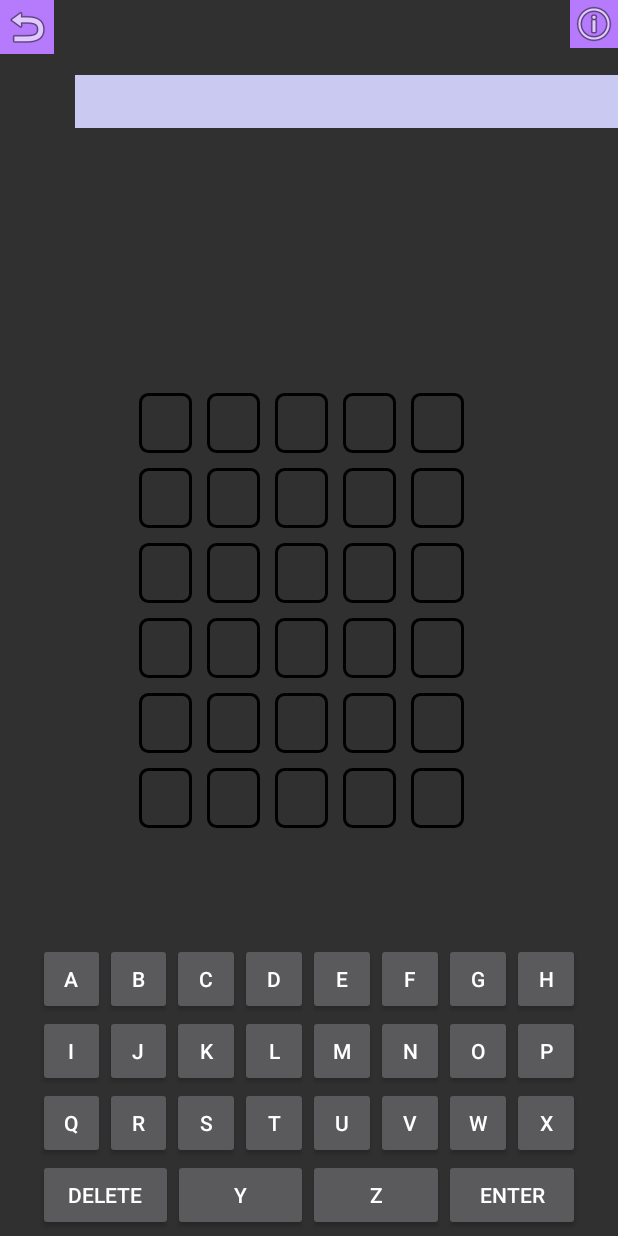
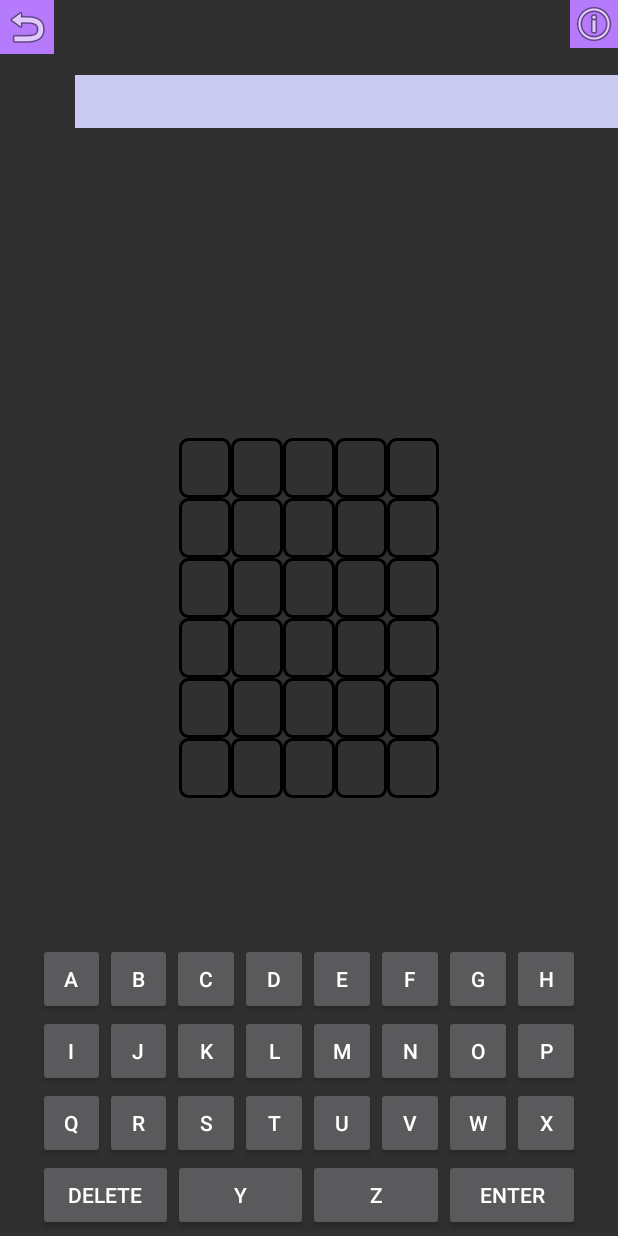
Before and after one commit to Anupama1912/CS2340-gameSuite, an Android app: the WordleActivity screen opened directly, with no data from a screen before it, on a phone screen of 412 x 824 dp. Run offline under Robolectric (Android 15) with nearby library versions, the phone set to English and light mode, and no system bars.

Commit message:
changed the method to create the wordle grid

```diff
--- a/GameSuite2/app/src/main/java/com/example/gamesuite/WordleActivity.java
+++ b/GameSuite2/app/src/main/java/com/example/gamesuite/WordleActivity.java
@@ -6,6 +6,7 @@ import androidx.appcompat.app.AppCompatActivity;
 
 import android.app.Dialog;
 import android.content.Intent;
+import android.content.res.Resources;
 import android.os.Bundle;
 import android.util.Log;
 import android.view.Window;
@@ -13,10 +14,13 @@ import android.view.inputmethod.EditorInfo;
 import android.view.inputmethod.InputConnection;
 import android.widget.EditText;
 import android.widget.FrameLayout;
+import android.widget.GridLayout;
 import android.widget.ImageButton;
+import android.widget.TextView;
 import android.widget.Toast;
 
 public class WordleActivity extends AppCompatActivity {
+    public static TextView[][] wordleBoxArray = new TextView[6][5];
 
     @Override
     protected void onCreate(Bundle savedInstanceState) {
@@ -31,7 +35,7 @@ public class WordleActivity extends AppCompatActivity {
         InputConnection ic = editText.onCreateInputConnection(new EditorInfo());
         keyboard.setInputConnection(ic);
 
-
+        initialiazeArray();
         ImageButton btn = findViewById(R.id.BackGame);
         btn.setOnClickListener(v -> {
             Log.i("My app", "This is for testing purposes that Back Button Works!");
@@ -49,6 +53,21 @@ public class WordleActivity extends AppCompatActivity {
         });
     }
 
+     void initialiazeArray() {
+        GridLayout board = findViewById(R.id.wordleBoard);
+        for (int row = 0; row < 6; row++) {
+            for (int column = 0; column < 5; column++){
+                TextView box = new TextView(this);
+                box.setId(row * 10 + column);
+                box.setBackgroundResource(R.drawable.wordleboxes);
+                box.setHeight(( int) (40 * Resources.getSystem().getDisplayMetrics().density));
+                box.setWidth(( int) (35 * Resources.getSystem().getDisplayMetrics().density));
+                board.addView(box);
+                wordleBoxArray[row][column] = box;
+            }
+        }
+    }
+
     void showInstructions() {
         Dialog instrWordle = new Dialog(WordleActivity.this);
         //Have already added custom title in layout. So disable the default title
--- a/GameSuite2/app/src/main/res/layout/activity_wordle.xml
+++ b/GameSuite2/app/src/main/res/layout/activity_wordle.xml
@@ -28,11 +28,15 @@
         android:orientation="vertical"
         android:padding="5dp" />
 
-    <include
+    <GridLayout
+        android:layout_width="wrap_content"
         android:layout_height="wrap_content"
-        android:layout_width="wrap_content"
         android:layout_gravity="center"
-        layout="@layout/wordleboard" />
+        android:columnCount="5"
+        android:rowCount="6"
+        android:id="@+id/wordleBoard">
+
+    </GridLayout>
 
     <com.example.gamesuite.KeyboardClass
         android:id="@+id/keyboard"
--- a/GameSuite2/app/src/main/res/layout/wordleboard.xml
+++ /dev/null
@@ -1,261 +0,0 @@
-<?xml version="1.0" encoding="utf-8"?>
-<merge xmlns:android="http://schemas.android.com/apk/res/android"
-    android:layout_width="match_parent"
-    android:layout_height="match_parent">
-
-    <GridLayout
-        android:layout_width="wrap_content"
-        android:layout_height="wrap_content"
-        android:layout_gravity="center"
-        android:columnCount="5"
-        android:rowCount="6"
-        android:id="@+id/wordleBoard">
-
-        <TextView
-            android:id="@+id/textView00"
-            android:layout_width="35dp"
-            android:layout_height="40dp"
-            android:layout_marginEnd="10dp"
-            android:layout_marginBottom="10dp"
-            android:background="@drawable/wordleboxes"/>
-
-        <TextView
-            android:id="@+id/textView01"
-            android:layout_width="35dp"
-            android:layout_height="40dp"
-            android:layout_marginEnd="10dp"
-            android:layout_marginBottom="10dp"
-            android:background="@drawable/wordleboxes" />
-
-
-        <TextView
-            android:id="@+id/textView02"
-            android:layout_width="35dp"
-            android:layout_height="40dp"
-            android:layout_marginEnd="10dp"
-            android:layout_marginBottom="10dp"
-            android:background="@drawable/wordleboxes"/>
-
-        <TextView
-            android:id="@+id/textView03"
-            android:layout_width="35dp"
-            android:layout_height="40dp"
-            android:layout_marginEnd="10dp"
-            android:layout_marginBottom="10dp"
-            android:background="@drawable/wordleboxes"/>
-
-        <TextView
-            android:id="@+id/textView04"
-            android:layout_width="35dp"
-            android:layout_height="40dp"
-            android:layout_marginEnd="10dp"
-            android:layout_marginBottom="10dp"
-            android:background="@drawable/wordleboxes"/>
-
-        <TextView
-            android:id="@+id/textView10"
-            android:layout_width="35dp"
-            android:layout_height="40dp"
-            android:layout_marginEnd="10dp"
-            android:layout_marginBottom="10dp"
-            android:background="@drawable/wordleboxes"/>
-
-        <TextView
-            android:id="@+id/textView11"
-            android:layout_width="35dp"
-            android:layout_height="40dp"
-            android:layout_marginEnd="10dp"
-            android:layout_marginBottom="10dp"
-            android:background="@drawable/wordleboxes" />
-
-
-        <TextView
-            android:id="@+id/textView12"
-            android:layout_width="35dp"
-            android:layout_height="40dp"
-            android:layout_marginEnd="10dp"
-            android:layout_marginBottom="10dp"
-            android:background="@drawable/wordleboxes"/>
-
-        <TextView
-            android:id="@+id/textView13"
-            android:layout_width="35dp"
-            android:layout_height="40dp"
-            android:layout_marginEnd="10dp"
-            android:layout_marginBottom="10dp"
-            android:background="@drawable/wordleboxes" />
-
-        <TextView
-            android:id="@+id/textView14"
-            android:layout_width="35dp"
-            android:layout_height="40dp"
-            android:layout_marginEnd="10dp"
-            android:layout_marginBottom="10dp"
-            android:background="@drawable/wordleboxes" />
-
-        <TextView
-            android:id="@+id/textView20"
-            android:layout_width="35dp"
-            android:layout_height="40dp"
-            android:layout_marginEnd="10dp"
-            android:layout_marginBottom="10dp"
-            android:background="@drawable/wordleboxes"/>
-
-        <TextView
-            android:id="@+id/textView21"
-            android:layout_width="35dp"
-            android:layout_height="40dp"
-            android:layout_marginEnd="10dp"
-            android:layout_marginBottom="10dp"
-            android:background="@drawable/wordleboxes"/>
-
-
-        <TextView
-            android:id="@+id/textView22"
-            android:layout_width="35dp"
-            android:layout_height="40dp"
-            android:layout_marginEnd="10dp"
-            android:layout_marginBottom="10dp"
-            android:background="@drawable/wordleboxes" />
-
-        <TextView
-            android:id="@+id/textView23"
-            android:layout_width="35dp"
-            android:layout_height="40dp"
-            android:layout_marginEnd="10dp"
-            android:layout_marginBottom="10dp"
-            android:background="@drawable/wordleboxes"/>
-
-        <TextView
-            android:id="@+id/textView24"
-            android:layout_width="35dp"
-            android:layout_height="40dp"
-            android:layout_marginEnd="10dp"
-            android:layout_marginBottom="10dp"
-            android:background="@drawable/wordleboxes"/>
-
-        <TextView
-            android:id="@+id/textView30"
-            android:layout_width="35dp"
-            android:layout_height="40dp"
-            android:layout_marginEnd="10dp"
-            android:layout_marginBottom="10dp"
-            android:background="@drawable/wordleboxes" />
-
-        <TextView
-            android:id="@+id/textView31"
-            android:layout_width="35dp"
-            android:layout_height="40dp"
-            android:layout_marginEnd="10dp"
-            android:layout_marginBottom="10dp"
-            android:background="@drawable/wordleboxes" />
-
-
-        <TextView
-            android:id="@+id/textView32"
-            android:layout_width="35dp"
-            android:layout_height="40dp"
-            android:layout_marginEnd="10dp"
-            android:layout_marginBottom="10dp"
-            android:background="@drawable/wordleboxes"/>
-
-        <TextView
-            android:id="@+id/textView33"
-            android:layout_width="35dp"
-            android:layout_height="40dp"
-            android:layout_marginEnd="10dp"
-            android:layout_marginBottom="10dp"
-            android:background="@drawable/wordleboxes" />
-
-        <TextView
-            android:id="@+id/textView34"
-            android:layout_width="35dp"
-            android:layout_height="40dp"
-            android:layout_marginEnd="10dp"
-            android:layout_marginBottom="10dp"
-            android:background="@drawable/wordleboxes" />
-
-        <TextView
-            android:id="@+id/textView40"
-            android:layout_width="35dp"
-            android:layout_height="40dp"
-            android:layout_marginEnd="10dp"
-            android:layout_marginBottom="10dp"
-            android:background="@drawable/wordleboxes"/>
-
-        <TextView
-            android:id="@+id/textView41"
-            android:layout_width="35dp"
-            android:layout_height="40dp"
-            android:layout_marginEnd="10dp"
-            android:layout_marginBottom="10dp"
-            android:background="@drawable/wordleboxes" />
-
-
-        <TextView
-            android:id="@+id/textView42"
-            android:layout_width="35dp"
-            android:layout_height="40dp"
-            android:layout_marginEnd="10dp"
-            android:layout_marginBottom="10dp"
-            android:background="@drawable/wordleboxes" />
-
-        <TextView
-            android:id="@+id/textView43"
-            android:layout_width="35dp"
-            android:layout_height="40dp"
-            android:layout_marginEnd="10dp"
-            android:layout_marginBottom="10dp"
-            android:background="@drawable/wordleboxes" />
-
-        <TextView
-            android:id="@+id/textView44"
-            android:layout_width="35dp"
-            android:layout_height="40dp"
-            android:layout_marginEnd="10dp"
-            android:layout_marginBottom="10dp"
-            android:background="@drawable/wordleboxes"/>
-
-        <TextView
-            android:id="@+id/textView50"
-            android:layout_width="35dp"
-            android:layout_height="40dp"
-            android:layout_marginEnd="10dp"
-            android:layout_marginBottom="10dp"
-            android:background="@drawable/wordleboxes"/>
-
-        <TextView
-            android:id="@+id/textView51"
-            android:layout_width="35dp"
-            android:layout_height="40dp"
-            android:layout_marginEnd="10dp"
-            android:layout_marginBottom="10dp"
-            android:background="@drawable/wordleboxes" />
-
-
-        <TextView
-            android:id="@+id/textView52"
-            android:layout_width="35dp"
-            android:layout_height="40dp"
-            android:layout_marginEnd="10dp"
-            android:layout_marginBottom="10dp"
-            android:background="@drawable/wordleboxes" />
-
-        <TextView
-            android:id="@+id/textView53"
-            android:layout_width="35dp"
-            android:layout_height="40dp"
-            android:layout_marginEnd="10dp"
-            android:layout_marginBottom="10dp"
-            android:background="@drawable/wordleboxes" />
-
-        <TextView
-            android:id="@+id/textView54"
-            android:layout_width="35dp"
-            android:layout_height="40dp"
-            android:layout_marginEnd="10dp"
-            android:layout_marginBottom="10dp"
-            android:background="@drawable/wordleboxes"/>
-    </GridLayout>
-
-</merge>
```
